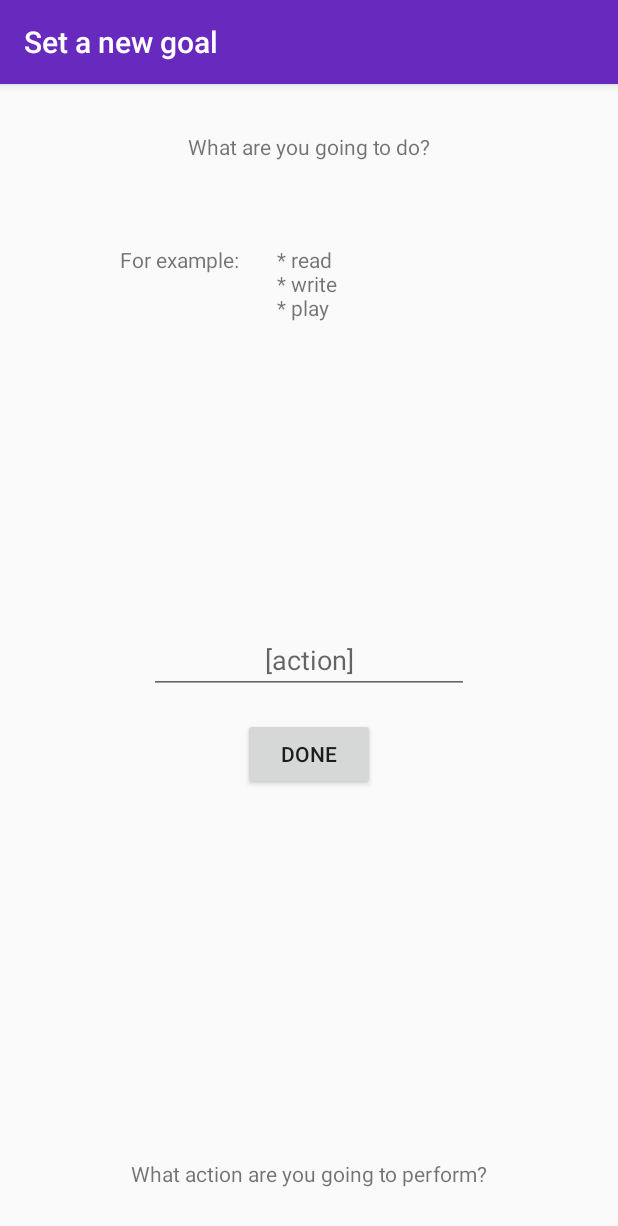
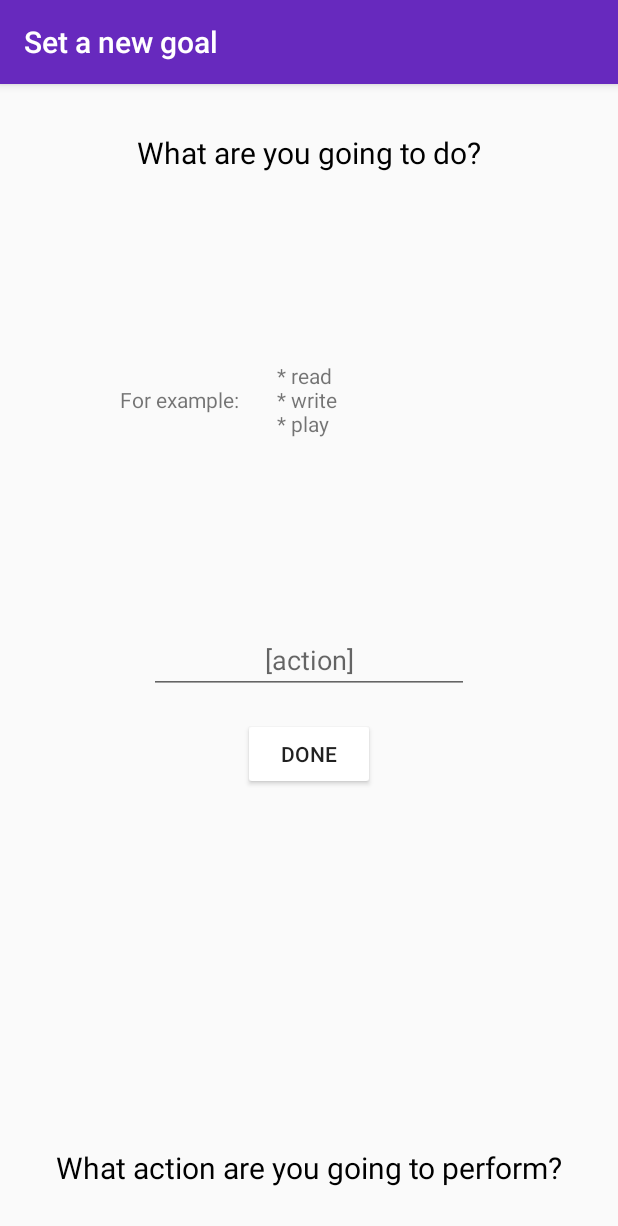
Before and after one commit to ebma/learning-companion, an Android app: the GoalWithHelpStepActionFragment screen opened through its navigation route, on a phone screen of 412 x 824 dp. Shown: the top 1226 px of the screen. Run offline under Robolectric (Android 15) with nearby library versions, the phone set to English and light mode, and no system bars; 2 statements that could not run were skipped.

Commit message:
change layout of GoalWithHelpStepActionFragment

```diff
--- a/app/src/main/res/layout/fragment_goal_with_help_step_action.xml
+++ b/app/src/main/res/layout/fragment_goal_with_help_step_action.xml
@@ -11,21 +11,36 @@
         android:layout_width="wrap_content"
         android:layout_height="wrap_content"
         android:layout_marginTop="32dp"
-        android:text="What are you going to do?"
+        android:text="@string/goal_with_help_action_info1"
+        android:textSize="20sp"
+        android:textColor="@color/textcolor_black"
         app:layout_constraintEnd_toEndOf="parent"
         app:layout_constraintHorizontal_bias="0.5"
         app:layout_constraintStart_toStartOf="parent"
         app:layout_constraintTop_toTopOf="parent" />
 
     <TextView
-        android:id="@+id/tv_goal_with_help_action_info2"
         android:layout_width="wrap_content"
         android:layout_height="wrap_content"
-        android:layout_marginBottom="32dp"
-        android:text="What action are you going to perform?"
-        app:layout_constraintBottom_toBottomOf="parent"
+        android:layout_marginTop="8dp"
+        android:layout_marginBottom="8dp"
+        android:text="For example:"
+        app:layout_constraintBottom_toTopOf="@+id/et_action"
         app:layout_constraintEnd_toEndOf="parent"
-        app:layout_constraintStart_toStartOf="parent" />
+        app:layout_constraintHorizontal_bias="0.241"
+        app:layout_constraintStart_toStartOf="parent"
+        app:layout_constraintTop_toBottomOf="@+id/tv_goal_with_help_action_info1" />
+
+    <TextView
+        android:layout_width="wrap_content"
+        android:layout_height="wrap_content"
+        android:layout_marginTop="8dp"
+        android:layout_marginBottom="8dp"
+        android:text="* read \n* write \n* play"
+        app:layout_constraintBottom_toTopOf="@+id/et_action"
+        app:layout_constraintEnd_toEndOf="parent"
+        app:layout_constraintStart_toStartOf="parent"
+        app:layout_constraintTop_toBottomOf="@+id/tv_goal_with_help_action_info1" />
 
     <EditText
         android:id="@+id/et_action"
@@ -42,34 +57,28 @@
         app:layout_constraintStart_toStartOf="parent"
         app:layout_constraintTop_toBottomOf="@+id/tv_goal_with_help_action_info1" />
 
-    <TextView
-        android:layout_width="wrap_content"
-        android:layout_height="wrap_content"
-        android:layout_marginTop="56dp"
-        android:text="* read \n* write \n* play"
-        app:layout_constraintEnd_toEndOf="parent"
-        app:layout_constraintStart_toStartOf="parent"
-        app:layout_constraintTop_toBottomOf="@+id/tv_goal_with_help_action_info1" />
-
-    <TextView
-        android:layout_width="wrap_content"
-        android:layout_height="wrap_content"
-        android:layout_marginTop="56dp"
-        android:text="For example:"
-        app:layout_constraintEnd_toEndOf="parent"
-        app:layout_constraintHorizontal_bias="0.241"
-        app:layout_constraintStart_toStartOf="parent"
-        app:layout_constraintTop_toBottomOf="@+id/tv_goal_with_help_action_info1" />
-
     <Button
         android:id="@+id/btn_done"
         android:layout_width="wrap_content"
         android:layout_height="wrap_content"
         android:layout_marginTop="16dp"
         android:text="Done"
+        android:backgroundTint="@color/white"
         app:layout_constraintEnd_toEndOf="parent"
         app:layout_constraintHorizontal_bias="0.5"
         app:layout_constraintStart_toStartOf="parent"
         app:layout_constraintTop_toBottomOf="@+id/et_action" />
 
+    <TextView
+        android:id="@+id/tv_goal_with_help_action_info2"
+        android:layout_width="wrap_content"
+        android:layout_height="wrap_content"
+        android:layout_marginBottom="32dp"
+        android:text="@string/goal_with_help_action_info2"
+        android:textColor="@color/textcolor_black"
+        android:textSize="20sp"
+        app:layout_constraintBottom_toBottomOf="parent"
+        app:layout_constraintEnd_toEndOf="parent"
+        app:layout_constraintStart_toStartOf="parent" />
+
 </androidx.constraintlayout.widget.ConstraintLayout>
--- a/app/src/main/res/values/strings.xml
+++ b/app/src/main/res/values/strings.xml
@@ -17,4 +17,6 @@
     <string name="goal_with_help_info_title">You chose to set a goal with help...</string>
     <string name="goal_with_help_info_message">So let\'s do this together!</string>
     <string name="goal_with_help_info_message2">Tap anywhere to continue...</string>
+    <string name="goal_with_help_action_info2">What action are you going to perform?</string>
+    <string name="goal_with_help_action_info1">What are you going to do?</string>
 </resources>
```
